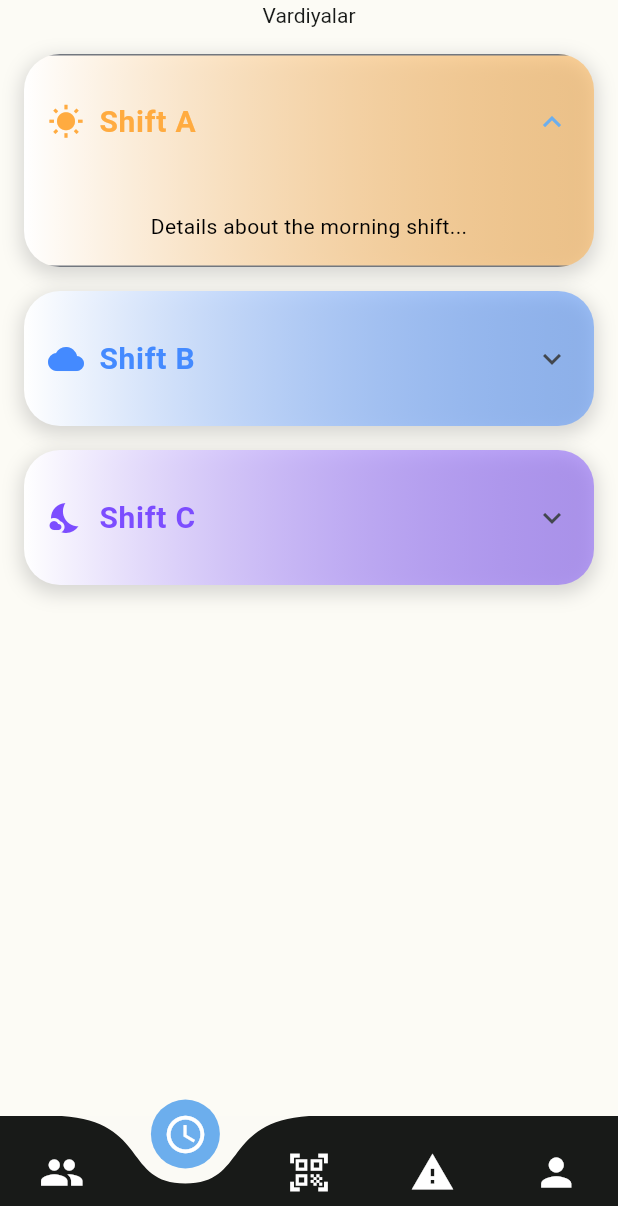
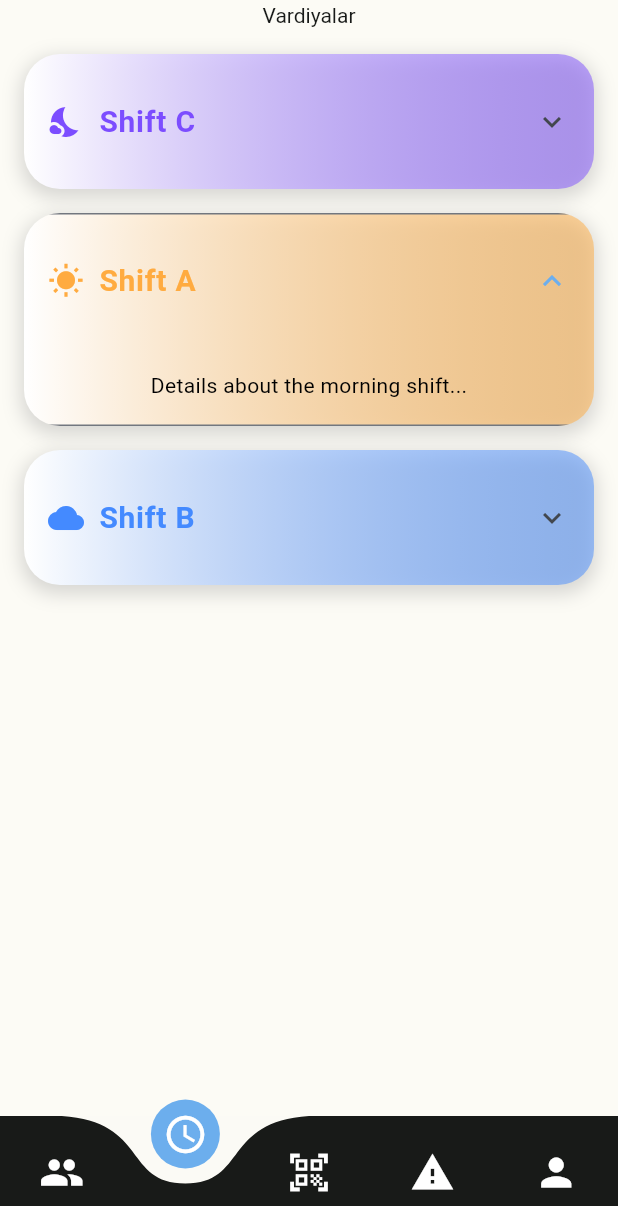
Before and after one commit to betbies/teknik, a Flutter app: the screen it shows after launch, item 2 of the bottom bar chosen, on a phone screen of 412 x 824 dp, the part 30-1236 px from its top. Run offline on Flutter 3.47's test engine with Material 3 defaults, Android fonts, the phone set to English and light mode, and no system bars; drawn by our look-alikes of curved_navigation_bar; our stand-ins replace google_fonts; missing offline and left inert: mobile_scanner.

Commit message:
Değişiklik mesajı

```diff
--- a/lib/pages/scan.dart
+++ b/lib/pages/scan.dart
@@ -75,7 +75,7 @@ class _ScanPageState extends State<ScanPage> {
                 Container(
                   padding: const EdgeInsets.all(10), // Başlık kenar boşlukları
                   child: const Text(
-                    '1. Makine',
+                    'ISITMA KAZANI 1',
                     style: TextStyle(
                       fontSize: 18, // Başlık font boyutu
                       fontWeight: FontWeight.bold,
--- a/lib/pages/shifts.dart
+++ b/lib/pages/shifts.dart
@@ -8,12 +8,50 @@ class ShiftsPage extends StatelessWidget {
     int currentHour = DateTime.now().hour;
 
     // Shift'in otomatik olarak genişletilmesi için kontrol
-    bool isShiftAOpen = currentHour >= 8 && currentHour < 16;
-    bool isShiftBOpen = currentHour >= 16 && currentHour < 24;
-    bool isShiftCOpen = currentHour >= 0 && currentHour < 8;
+    bool isShiftA = currentHour >= 8 && currentHour < 16;
+    bool isShiftB = currentHour >= 16 && currentHour < 24;
+    bool isShiftC = currentHour >= 0 && currentHour < 8;
+
+    List<Widget> shifts;
+
+    // Şu anki vardiyaya göre sıralamayı belirliyoruz
+    if (isShiftA) {
+      shifts = [
+        _buildShiftTile('Shift C', Icons.nights_stay, Colors.deepPurpleAccent,
+            'Details about the night shift...', false),
+        const SizedBox(height: 16),
+        _buildShiftTile('Shift A', Icons.wb_sunny, Colors.orangeAccent,
+            'Details about the morning shift...', true),
+        const SizedBox(height: 16),
+        _buildShiftTile('Shift B', Icons.cloud, Colors.blueAccent,
+            'Details about the evening shift...', false),
+      ];
+    } else if (isShiftB) {
+      shifts = [
+        _buildShiftTile('Shift A', Icons.wb_sunny, Colors.orangeAccent,
+            'Details about the morning shift...', false),
+        const SizedBox(height: 16),
+        _buildShiftTile('Shift B', Icons.cloud, Colors.blueAccent,
+            'Details about the evening shift...', true),
+        const SizedBox(height: 16),
+        _buildShiftTile('Shift C', Icons.nights_stay, Colors.deepPurpleAccent,
+            'Details about the night shift...', false),
+      ];
+    } else {
+      shifts = [
+        _buildShiftTile('Shift B', Icons.cloud, Colors.blueAccent,
+            'Details about the evening shift...', false),
+        const SizedBox(height: 16),
+        _buildShiftTile('Shift C', Icons.nights_stay, Colors.deepPurpleAccent,
+            'Details about the night shift...', true),
+        const SizedBox(height: 16),
+        _buildShiftTile('Shift A', Icons.wb_sunny, Colors.orangeAccent,
+            'Details about the morning shift...', false),
+      ];
+    }
 
     return Scaffold(
-      backgroundColor: const Color(0xFBFAF5),
+      backgroundColor: const Color(0x00fbfaf5),
       appBar: AppBar(
         title: const Text('Vardiyalar'), // Üst bar başlığı
         centerTitle: true,
@@ -21,31 +59,7 @@ class ShiftsPage extends StatelessWidget {
       ),
       body: ListView(
         padding: const EdgeInsets.all(16),
-        children: [
-          _buildShiftTile(
-            'Shift A',
-            Icons.wb_sunny,
-            Colors.orangeAccent,
-            'Details about the morning shift...',
-            isShiftAOpen,
-          ),
-          const SizedBox(height: 16),
-          _buildShiftTile(
-            'Shift B',
-            Icons.cloud,
-            Colors.blueAccent,
-            'Details about the evening shift...',
-            isShiftBOpen,
-          ),
-          const SizedBox(height: 16),
-          _buildShiftTile(
-            'Shift C',
-            Icons.nights_stay,
-            Colors.deepPurpleAccent,
-            'Details about the night shift...',
-            isShiftCOpen,
-          ),
-        ],
+        children: shifts,
       ),
     );
   }
```
